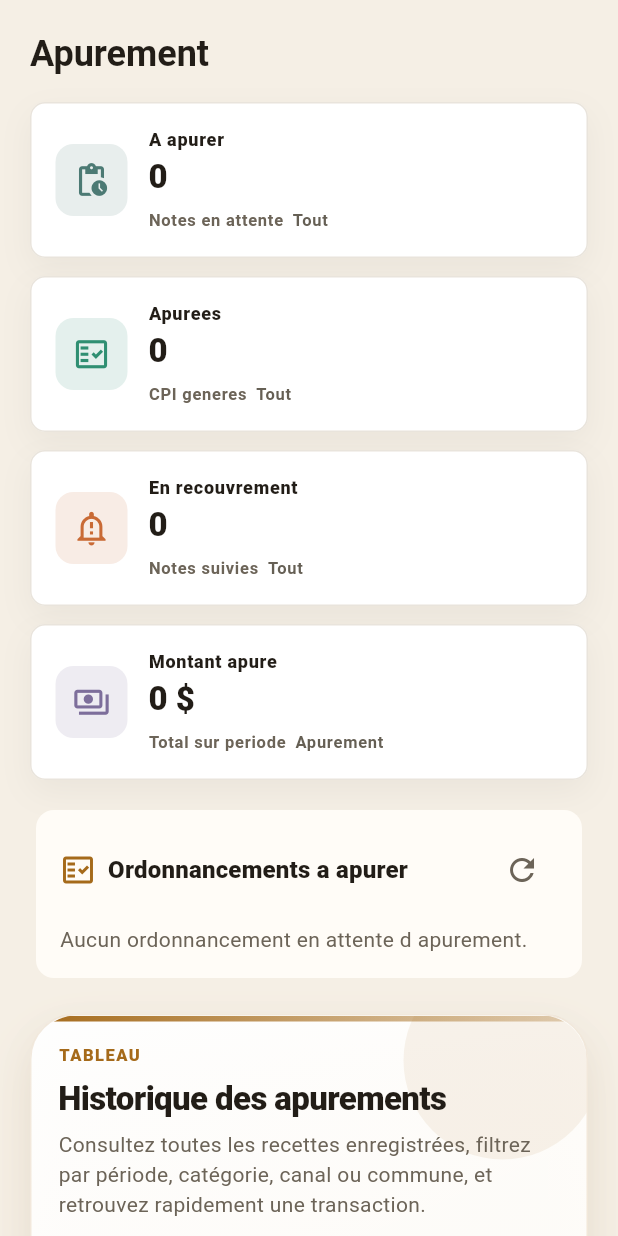
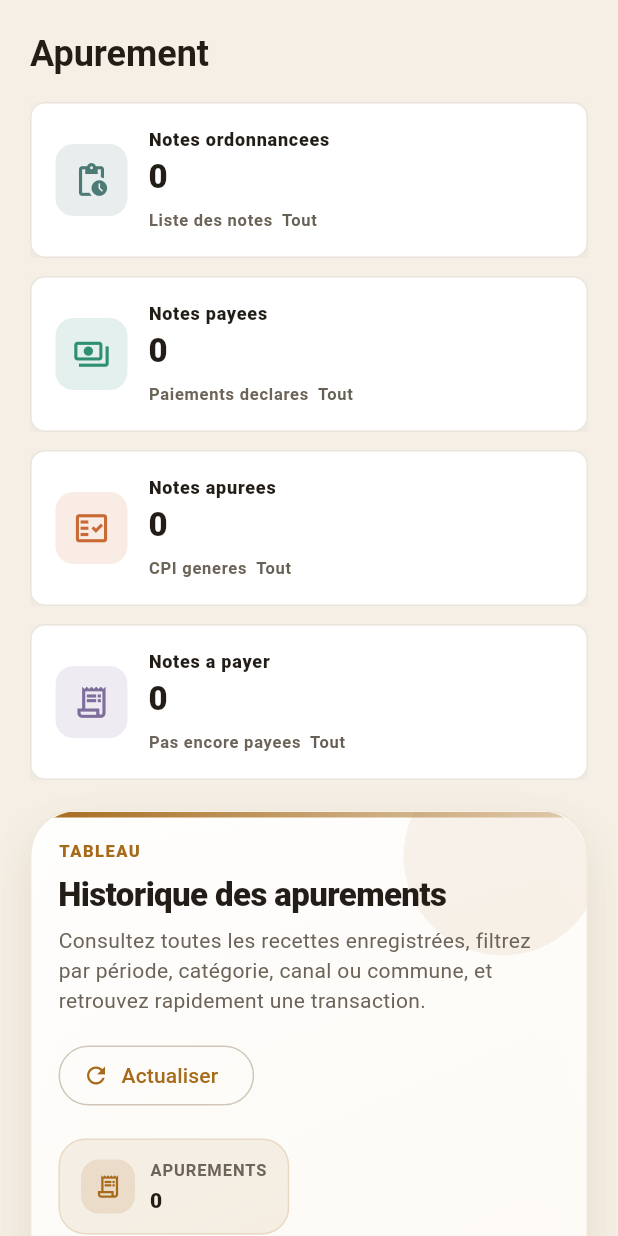
Before and after one commit to nikongng/Gestion, a Flutter app: the CollecteScreen widget shown alone on an empty page, opened directly with empty values, on a phone screen of 412 x 824 dp. Run offline on Flutter 3.47's test engine with Material 3 defaults, Android fonts, the phone set to English and light mode, and no system bars; our stand-ins replace file_picker, fl_chart, image_picker, printing, shared_preferences, supabase_flutter; missing offline and left inert: dart:html, dart:ui_web, excel, mobile_scanner, qr; accounts and stored records are empty.

Commit message:
final v 28

```diff
--- a/lib/screens/collecte_screen.dart
+++ b/lib/screens/collecte_screen.dart
@@ -19,6 +19,8 @@ enum _RecoveryScanTarget { cpi, perceptionNote }
 
 enum _ApurementDecision { conforme, partiel, surpaiement, rejet }
 
+enum _ApurementListView { ordered, paid, apured, toPay }
+
 class _ApurementStats {
   const _ApurementStats({
     required this.pending,
@@ -61,6 +63,7 @@ class _CollecteScreenState extends State<CollecteScreen> {
   bool _loadingPie = true;
   bool _loadingTransactions = true;
   bool _loadingApurementStats = true;
+  _ApurementListView? _selectedApurementList;
   String? _transactionsError;
   TaxpayerVerificationResult? _verificationResult;
   bool _loadingVerification = false;
@@ -179,14 +182,30 @@ class _CollecteScreenState extends State<CollecteScreen> {
   }
 
   List<Map<String, dynamic>> get _apurementPendingRows {
-    final rows = _apurementNotes.where((row) {
-      final status = row['status']?.toString();
-      return status == 'note_perception_generee' ||
-          status == 'paiement_declare' ||
-          status == 'en_recouvrement';
-    }).toList();
+    final rows = _apurementRowsFor(_selectedApurementList).toList();
     rows.sort((a, b) => _noteDeadline(a).compareTo(_noteDeadline(b)));
     return rows;
+  }
+
+  Iterable<Map<String, dynamic>> _apurementRowsFor(_ApurementListView? view) {
+    if (view == null) return const Iterable.empty();
+    if (view == _ApurementListView.apured) {
+      return _apurementNotes.where((row) {
+        final status = row['status']?.toString();
+        return status == 'apuree_cpi_genere';
+      });
+    }
+    return _apurementNotes.where((row) {
+      final status = row['status']?.toString();
+      return switch (view) {
+        _ApurementListView.ordered =>
+          status == 'ordonnee' || status == 'note_perception_generee',
+        _ApurementListView.paid => status == 'paiement_declare',
+        _ApurementListView.toPay => status == 'note_perception_generee',
+        _ApurementListView.apured => false,
+        null => false,
+      };
+    });
   }
 
   @override
@@ -1085,6 +1104,7 @@ class _CollecteScreenState extends State<CollecteScreen> {
       final bounds = _rangeBounds();
       final rows = await GestiaDataService.fetchPerceptionNotes(
         statuses: const [
+          'ordonnee',
           'note_perception_generee',
           'paiement_declare',
           'en_recouvrement',
@@ -1323,40 +1343,50 @@ class _CollecteScreenState extends State<CollecteScreen> {
   }
 
   Widget _buildApurementStatsPanel(BuildContext context) {
-    final stats = _apurementStats;
-    final loading = _loadingTransactions || _loadingApurementStats;
+    final orderedCount = _apurementRowsFor(_ApurementListView.ordered).length;
+    final paidCount = _apurementRowsFor(_ApurementListView.paid).length;
+    final apuredCount = _apurementRowsFor(_ApurementListView.apured).length;
+    final toPayCount = _apurementRowsFor(_ApurementListView.toPay).length;
     final cards = <Widget>[
       _ApurementKpiCard(
-        title: 'A apurer',
-        value: _loadingApurementStats ? '...' : '${stats.pending}',
-        subtitle: 'Notes en attente',
+        title: 'Notes ordonnancees',
+        value: _loadingApurementStats ? '...' : '$orderedCount',
+        subtitle: 'Liste des notes',
         detail: _rangeLabel(_range),
         icon: Icons.pending_actions_outlined,
         accent: AppColors.chartBlue,
+        selected: _selectedApurementList == _ApurementListView.ordered,
+        onTap: () => _toggleApurementList(_ApurementListView.ordered),
       ),
       _ApurementKpiCard(
-        title: 'Apurees',
-        value: loading ? '...' : '${stats.apured}',
+        title: 'Notes payees',
+        value: _loadingApurementStats ? '...' : '$paidCount',
+        subtitle: 'Paiements declares',
+        detail: _rangeLabel(_range),
+        icon: Icons.payments_outlined,
+        accent: AppColors.chartTeal,
+        selected: _selectedApurementList == _ApurementListView.paid,
+        onTap: () => _toggleApurementList(_ApurementListView.paid),
+      ),
+      _ApurementKpiCard(
+        title: 'Notes apurees',
+        value: _loadingApurementStats ? '...' : '$apuredCount',
         subtitle: 'CPI generes',
         detail: _rangeLabel(_range),
         icon: Icons.fact_check_outlined,
-        accent: AppColors.chartTeal,
+        accent: AppColors.chartOrange,
+        selected: _selectedApurementList == _ApurementListView.apured,
+        onTap: () => _toggleApurementList(_ApurementListView.apured),
       ),
       _ApurementKpiCard(
-        title: 'En recouvrement',
-        value: _loadingApurementStats ? '...' : '${stats.recovery}',
-        subtitle: 'Notes suivies',
+        title: 'Notes a payer',
+        value: _loadingApurementStats ? '...' : '$toPayCount',
+        subtitle: 'Pas encore payees',
         detail: _rangeLabel(_range),
-        icon: Icons.notification_important_outlined,
-        accent: AppColors.chartOrange,
-      ),
-      _ApurementKpiCard(
-        title: 'Montant apure',
-        value: _loadingTransactions ? '...' : _formatMoney(stats.apuredAmount),
-        subtitle: 'Total sur periode',
-        detail: 'Apurement',
-        icon: Icons.payments_outlined,
+        icon: Icons.receipt_long_outlined,
         accent: AppColors.chartPurple,
+        selected: _selectedApurementList == _ApurementListView.toPay,
+        onTap: () => _toggleApurementList(_ApurementListView.toPay),
       ),
     ];
 
@@ -1367,8 +1397,18 @@ class _CollecteScreenState extends State<CollecteScreen> {
     );
   }
 
+  void _toggleApurementList(_ApurementListView view) {
+    setState(() {
+      _selectedApurementList = _selectedApurementList == view ? null : view;
+    });
+  }
+
   Widget _buildApurementPendingPanel(BuildContext context) {
     final theme = Theme.of(context);
+    final selectedList = _selectedApurementList;
+    if (selectedList == null) {
+      return const SizedBox.shrink();
+    }
     final rows = _apurementPendingRows;
 
     if (_loadingApurementStats) {
@@ -1388,7 +1428,7 @@ class _CollecteScreenState extends State<CollecteScreen> {
                 const SizedBox(width: 8),
                 Expanded(
                   child: Text(
-                    'Ordonnancements a apurer',
+                    _apurementListTitle(selectedList),
                     style: theme.textTheme.titleMedium?.copyWith(
                       fontWeight: FontWeight.w800,
                     ),
@@ -1404,7 +1444,7 @@ class _CollecteScreenState extends State<CollecteScreen> {
             const SizedBox(height: 12),
             if (rows.isEmpty)
               Text(
-                'Aucun ordonnancement en attente d apurement.',
+                _apurementListEmptyLabel(selectedList),
                 style: theme.textTheme.bodyMedium?.copyWith(
                   color: theme.colorScheme.onSurfaceVariant,
                 ),
@@ -1429,9 +1469,15 @@ class _CollecteScreenState extends State<CollecteScreen> {
                         ),
                       ),
                       FilledButton.tonalIcon(
-                        onPressed: () => _openApurementDialog(row),
+                        onPressed: selectedList == _ApurementListView.apured
+                            ? null
+                            : () => _openApurementDialog(row),
                         icon: const Icon(Icons.payments_outlined),
-                        label: const Text('Apurer'),
+                        label: Text(
+                          selectedList == _ApurementListView.apured
+                              ? 'Apuree'
+                              : 'Apurer',
+                        ),
                       ),
                     ],
                   ),
@@ -1442,6 +1488,24 @@ class _CollecteScreenState extends State<CollecteScreen> {
         ),
       ),
     );
+  }
+
+  String _apurementListTitle(_ApurementListView view) {
+    return switch (view) {
+      _ApurementListView.ordered => 'Liste des notes ordonnancees',
+      _ApurementListView.paid => 'Liste des notes payees',
+      _ApurementListView.apured => 'Liste des notes apurees',
+      _ApurementListView.toPay => 'Liste des notes a payer',
+    };
+  }
+
+  String _apurementListEmptyLabel(_ApurementListView view) {
+    return switch (view) {
+      _ApurementListView.ordered => 'Aucune note ordonnancee dans ce perimetre.',
+      _ApurementListView.paid => 'Aucune note payee en attente.',
+      _ApurementListView.apured => 'Aucune note apuree pour cette periode.',
+      _ApurementListView.toPay => 'Aucune note a payer dans ce perimetre.',
+    };
   }
 
   Future<void> _openApurementDialog(Map<String, dynamic> row) async {
@@ -2433,8 +2497,10 @@ class _CollecteScreenState extends State<CollecteScreen> {
           ),
           const SizedBox(height: 16),
           _buildApurementStatsPanel(context),
+          if (_selectedApurementList != null) ...[
             const SizedBox(height: 16),
             _buildApurementPendingPanel(context),
+          ],
           const SizedBox(height: 20),
           ModernSectionPanel(
             title: widget.profile.role == AppRole.contribuable
@@ -2663,6 +2729,8 @@ class _ApurementKpiCard extends StatelessWidget {
     required this.detail,
     required this.icon,
     required this.accent,
+    this.selected = false,
+    this.onTap,
   });
 
   final String title;
@@ -2671,18 +2739,33 @@ class _ApurementKpiCard extends StatelessWidget {
   final String detail;
   final IconData icon;
   final Color accent;
+  final bool selected;
+  final VoidCallback? onTap;
 
   @override
   Widget build(BuildContext context) {
     final theme = Theme.of(context);
     final isDark = theme.brightness == Brightness.dark;
 
-    return Container(
+    return Material(
+      color: Colors.transparent,
+      child: InkWell(
+        onTap: onTap,
+        borderRadius: BorderRadius.circular(10),
+        child: Ink(
           padding: const EdgeInsets.symmetric(horizontal: 16, vertical: 14),
           decoration: BoxDecoration(
-        color: isDark ? theme.colorScheme.surface : Colors.white,
+            color: selected
+                ? accent.withValues(alpha: isDark ? 0.18 : 0.09)
+                : isDark
+                ? theme.colorScheme.surface
+                : Colors.white,
             borderRadius: BorderRadius.circular(10),
-        border: Border.all(color: AppColors.border.withValues(alpha: 0.58)),
+            border: Border.all(
+              color: selected
+                  ? accent.withValues(alpha: 0.72)
+                  : AppColors.border.withValues(alpha: 0.58),
+            ),
             boxShadow: [
               BoxShadow(
                 color: Colors.black.withValues(alpha: isDark ? 0.14 : 0.045),
@@ -2761,6 +2844,8 @@ class _ApurementKpiCard extends StatelessWidget {
               ),
             ],
           ),
-    );
-  }
-}
+        ),
+      ),
+    );
+  }
+}
```
Also changed, not shown: 2 other files. Lines whose indentation alone changed are shown as unchanged.
